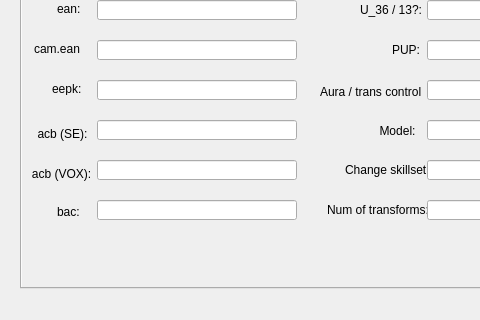
Above: mainwindow.ui from eterniti/xv2skillcreat before the change; both pictures show x 0 to 480 and y 355 to 675 of the 661 by 675 pixel window. Below: the same form after it.
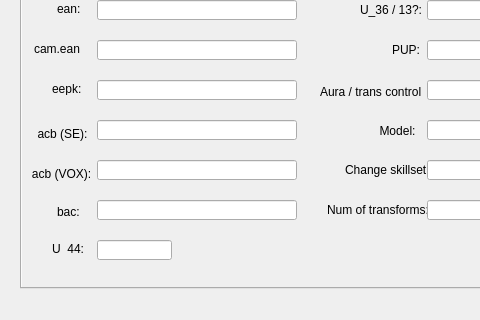
That is the form after the change. The open tabs and pages were chosen to show the change.

Patch:
```diff
--- a/mainwindow.ui
+++ b/mainwindow.ui
@@ -1296,6 +1296,29 @@
        <bool>true</bool>
       </property>
      </widget>
+     <widget class="QLineEdit" name="cusU44Edit">
+      <property name="geometry">
+       <rect>
+        <x>75</x>
+        <y>501</y>
+        <width>75</width>
+        <height>20</height>
+       </rect>
+      </property>
+     </widget>
+     <widget class="QLabel" name="label_107">
+      <property name="geometry">
+       <rect>
+        <x>30</x>
+        <y>503</y>
+        <width>47</width>
+        <height>13</height>
+       </rect>
+      </property>
+      <property name="text">
+       <string>U_44:</string>
+      </property>
+     </widget>
     </widget>
     <widget class="QWidget" name="idbTab">
      <property name="autoFillBackground">
```
